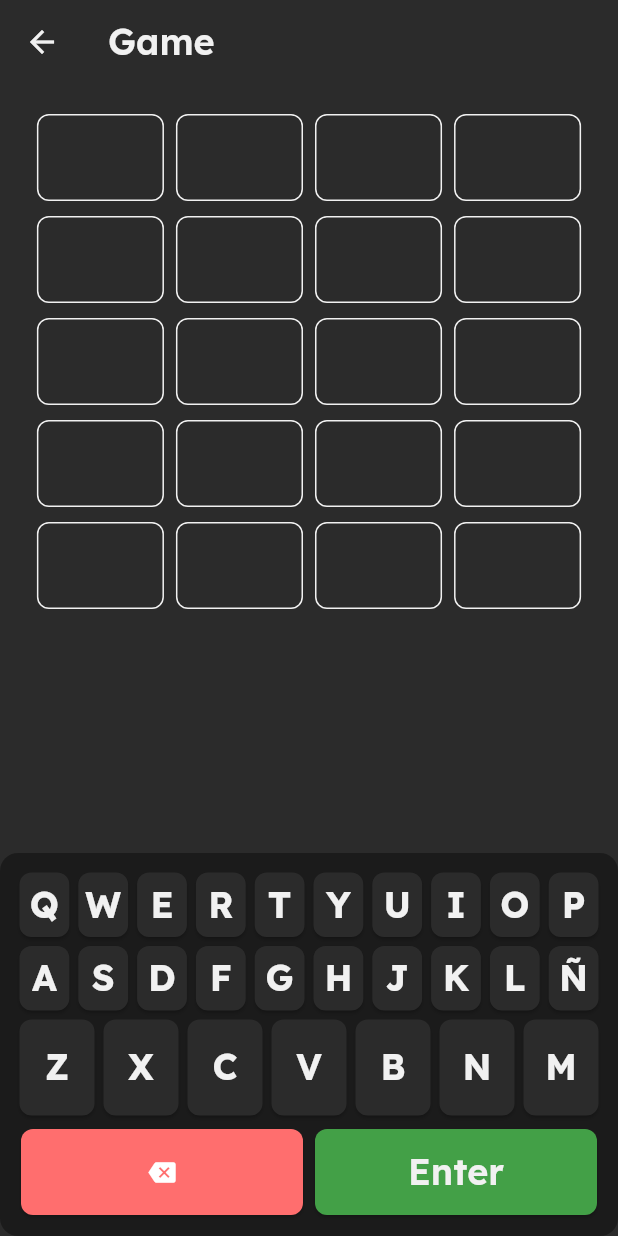
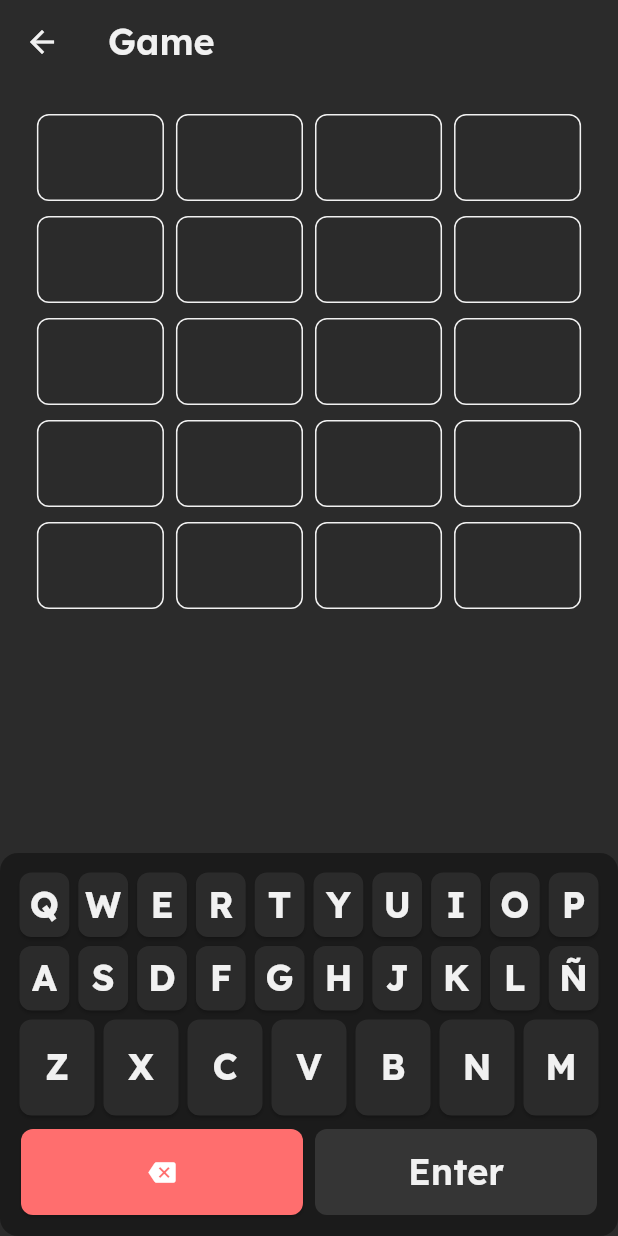
Before and after one commit to campodonico3/word_game, a Flutter app: the screen it shows after launch, after a tap on "Start Game", on a phone screen of 412 x 824 dp. Run offline on Flutter 3.47's test engine with Material 3 defaults, Android fonts, the phone set to English and light mode, and no system bars; our stand-ins replace flutter_bloc, get_it, go_router.

```diff
--- a/lib/features/game/presentation/widgets/game_keyboard.dart
+++ b/lib/features/game/presentation/widgets/game_keyboard.dart
@@ -21,11 +21,7 @@ class GameKeyboard extends StatelessWidget {
 
   @override
   Widget build(BuildContext context) {
-    const rows = [
-      'QWERTYUIOP',
-      'ASDFGHJKLÑ',
-      'ZXCVBNM',
-    ];
+    const rows = ['QWERTYUIOP', 'ASDFGHJKLÑ', 'ZXCVBNM'];
     return BlocBuilder<GameBloc, GameState>(
       builder: (context, state) {
         return Container(
@@ -50,7 +46,7 @@ class GameKeyboard extends StatelessWidget {
                     ]
               */
               ...rows.map((row) => _buildKeyBoardRow(context, state, row)),
-              SizedBox(height: 2,),
+              SizedBox(height: 2),
               _buildActionRow(context, state),
             ],
           ),
@@ -59,11 +55,7 @@ class GameKeyboard extends StatelessWidget {
     );
   }
 
-  Widget _buildKeyBoardRow(
-    BuildContext context,
-    GameState state,
-    String row,
-  ){
+  Widget _buildKeyBoardRow(BuildContext context, GameState state, String row) {
     return Row(
       mainAxisAlignment: MainAxisAlignment.center,
       children:
@@ -75,6 +67,9 @@ class GameKeyboard extends StatelessWidget {
   }
 
   Widget _buildActionRow(BuildContext context, GameState state) {
+    var currentAttempt = state.currentAttempt ?? '';
+    var word = state.word ?? '';
+
     return Row(
       children: [
         Expanded(
@@ -92,7 +87,7 @@ class GameKeyboard extends StatelessWidget {
                     borderRadius: BorderRadius.circular(8),
                   ),
                 ),
-                child: Icon(Icons.backspace, color: Colors.white,)
+                child: Icon(Icons.backspace, color: Colors.white),
               ),
             ),
           ),
@@ -103,16 +98,19 @@ class GameKeyboard extends StatelessWidget {
             child: Padding(
               padding: const EdgeInsets.all(4),
               child: ElevatedButton(
-                onPressed: () {
-                  onSubmit();
-                },
+                onPressed: currentAttempt.length < word.length
+                    ? null
+                    : () => onSubmit(),
                 style: ElevatedButton.styleFrom(
                   backgroundColor: AppColors.green,
                   shape: RoundedRectangleBorder(
                     borderRadius: BorderRadius.circular(8),
                   ),
                 ),
-                child: Text('Enter', style: Theme.of(context).textTheme.headlineMedium,)
+                child: Text(
+                  'Enter',
+                  style: Theme.of(context).textTheme.headlineMedium,
+                ),
               ),
             ),
           ),
@@ -121,11 +119,7 @@ class GameKeyboard extends StatelessWidget {
     );
   }
 
-  Widget _buildKey(
-    BuildContext context,
-    GameState state,
-    String key,
-  ) {
+  Widget _buildKey(BuildContext context, GameState state, String key) {
     return Expanded(
       child: AspectRatio(
         aspectRatio: 0.8,
@@ -136,12 +130,15 @@ class GameKeyboard extends StatelessWidget {
             style: ElevatedButton.styleFrom(
               padding: EdgeInsets.zero,
               shape: RoundedRectangleBorder(
-                borderRadius: BorderRadius.circular(8)
-              )
+                borderRadius: BorderRadius.circular(8),
               ),
-            child: Text(key, style: Theme.of(context).textTheme.headlineMedium?.copyWith(
-              fontWeight: FontWeight.bold,
-            ),)
+            ),
+            child: Text(
+              key,
+              style: Theme.of(
+                context,
+              ).textTheme.headlineMedium?.copyWith(fontWeight: FontWeight.bold),
+            ),
           ),
         ),
       ),
```
Also changed, not shown: lib/features/game/presentation/bloc/game_bloc.dart (+16 -0 lines), lib/features/game/presentation/widgets/win_dialog.dart (added, +54 -0 lines). Lines whose indentation alone changed are shown as unchanged.
